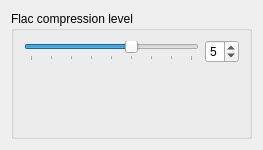
Above: plugins/flac/encoderflacconfig.ui from KDE/audiocd-kio before the change. Below: the same form after it.
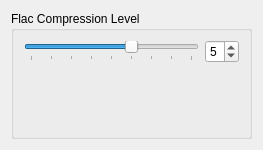
That is the form after the change.

Commit message: Capitalize title correctly in flac plugin

Patch:
```diff
--- a/plugins/flac/encoderflacconfig.ui
+++ b/plugins/flac/encoderflacconfig.ui
@@ -14,7 +14,7 @@
    <item>
     <widget class="QGroupBox" name="groupBox">
      <property name="title">
-      <string>Flac compression level</string>
+      <string>Flac Compression Level</string>
      </property>
      <property name="flat">
       <bool>true</bool>
```
